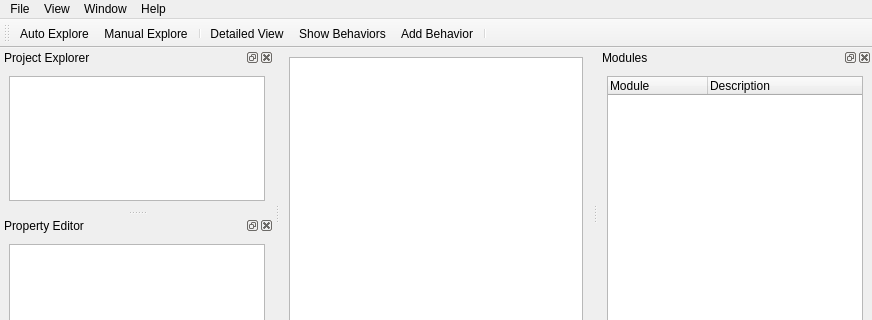
facade-technologies-inc/facile, file src/gui/ui/facileview.ui: the form before one commit; both pictures show x 0 to 872 and y 0 to 320 of the 872 by 634 pixel window.
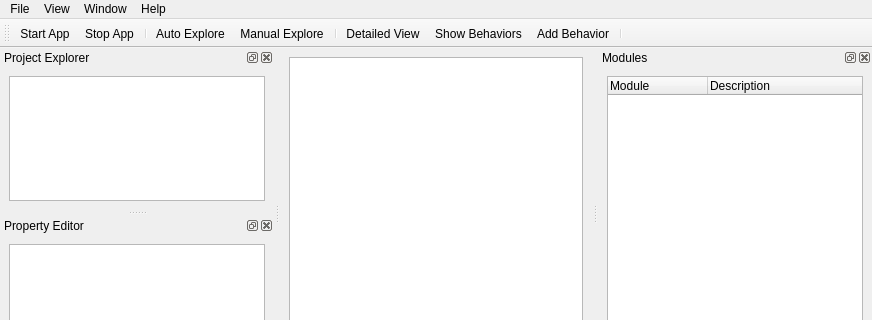
The form after the commit.

```diff
--- a/src/gui/ui/facileview.ui
+++ b/src/gui/ui/facileview.ui
@@ -173,6 +173,9 @@
             <attribute name="toolBarBreak">
                 <bool>false</bool>
             </attribute>
+            <addaction name="actionStart_App"/>
+            <addaction name="actionStop_App"/>
+            <addaction name="separator"/>
             <addaction name="actionAutoExplore"/>
             <addaction name="actionManualExplore"/>
             <addaction name="separator"/>
@@ -293,6 +296,22 @@
                 <string>Add a visibility behavior to the target GUI model</string>
             </property>
         </action>
+        <action name="actionStart_App">
+            <property name="text">
+                <string>Start App</string>
+            </property>
+            <property name="toolTip">
+                <string>Start running this project's target application</string>
+            </property>
+        </action>
+        <action name="actionStop_App">
+            <property name="text">
+                <string>Stop App</string>
+            </property>
+            <property name="toolTip">
+                <string>Stop running this project's target application</string>
+            </property>
+        </action>
     </widget>
     <resources/>
     <connections/>
```
